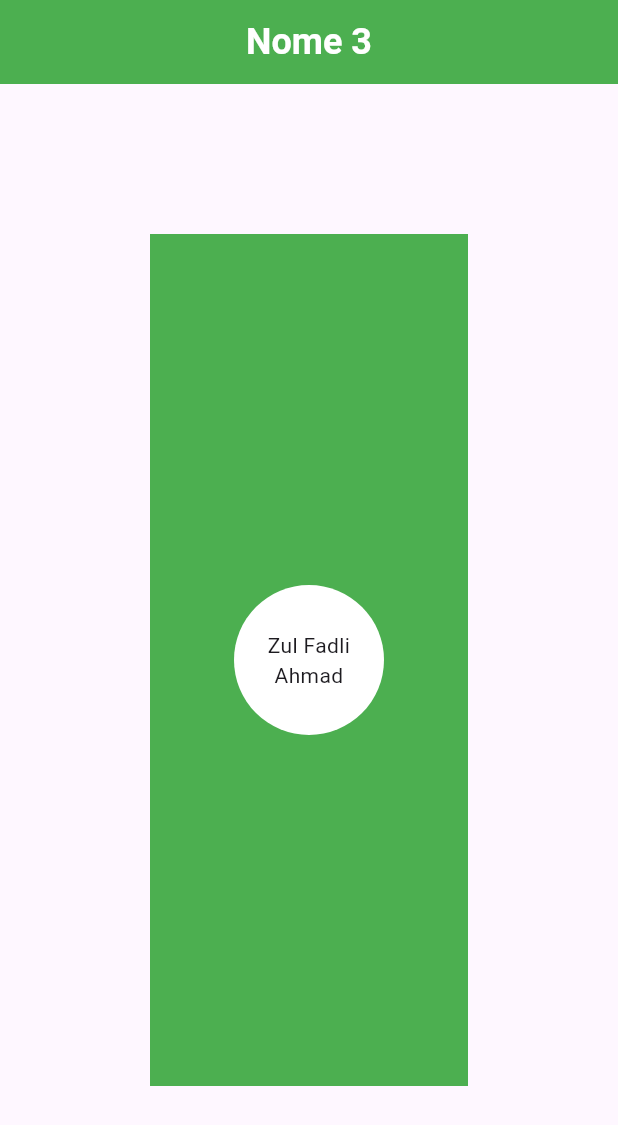
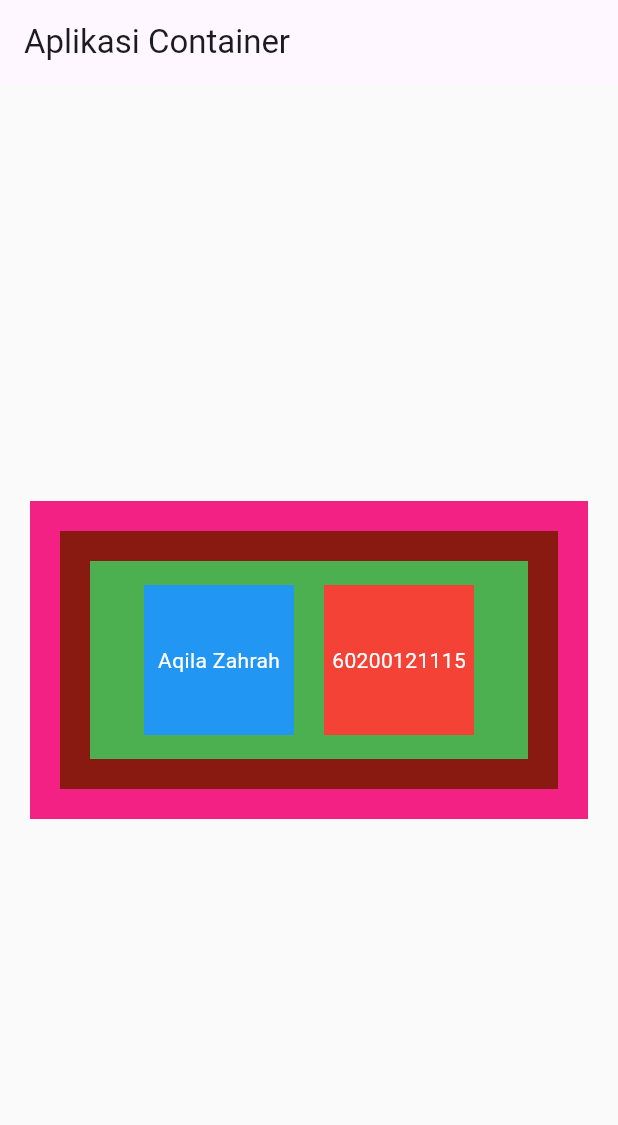
Before and after one commit to zumaku/flutter_journery, a Flutter app: the screen it shows after launch, on a phone screen of 412 x 824 dp. Shown: the top 1125 px of the screen. Run offline on Flutter 3.47's test engine with Material 3 defaults, Android fonts, the light colour scheme and no system bars.

Commit message:
Ndak tau apa ini

```diff
--- a/lib/main.dart
+++ b/lib/main.dart
@@ -12,39 +12,55 @@ class MyApp extends StatelessWidget {
     return MaterialApp(
       home: Scaffold(
         appBar: AppBar(
-          title: Center(
-            child: Text("Nome 3"),
-          ),
-          backgroundColor: Colors.green,
-          titleTextStyle: TextStyle(
-            color: Colors.white,
-            fontWeight: FontWeight.bold,
-            // height: 5,
-            fontSize: 24,
-          ),
+          title: Text("Aplikasi Container"),
         ),
         body: Container(
-          child: Container(
-            margin: EdgeInsets.all(100),
-            color: Colors.green,
-
-            child: Center(
+          width: double.infinity, // Set the container to take the full width of the screen
+          height: double.infinity, // Set the container to take the full height of the screen
+          color: Color.fromRGBO(250, 250, 250, 1),
+          child: Center(
+            child: Container(
+              margin: EdgeInsets.all(20),
+              color: Color.fromARGB(255, 243, 33, 131),
               child: Container(
-                width: 100,
-                height: 100,
-                decoration: BoxDecoration(
-                  color: Colors.white,
-                  borderRadius: BorderRadius.circular(50),
-                ),
-                child: Center(
-                  child: Text(
-                    "Zul Fadli Ahmad",
-                    textAlign: TextAlign.center,
-                  )
+                margin: EdgeInsets.all(20),
+                color: const Color.fromARGB(255, 136, 26, 18),
+                child: Container(
+                  margin: EdgeInsets.all(20),
+                  color: Colors.green,
+                  child: Padding(
+                    padding: EdgeInsets.all(16.0),
+                    child: Row(
+                      mainAxisAlignment: MainAxisAlignment.spaceEvenly,
+                      children: [
+                        Container(
+                          width: 100,
+                          height: 100,
+                          color: Colors.blue,
+                          child: Center(
+                            child: Text(
+                              'Aqila Zahrah',
+                              style: TextStyle(color: Colors.white),
+                            ),
+                          ),
+                        ),
+                        Container(
+                          width: 100,
+                          height: 100,
+                          color: Colors.red,
+                          child: Center(
+                            child: Text(
+                              '60200121115',
+                              style: TextStyle(color: Colors.white),
+                            ),
+                          ),
+                        ),
+                      ],
+                    ),
+                  ),
                 ),
               ),
             ),
-
           ),
         ),
       ),
```
